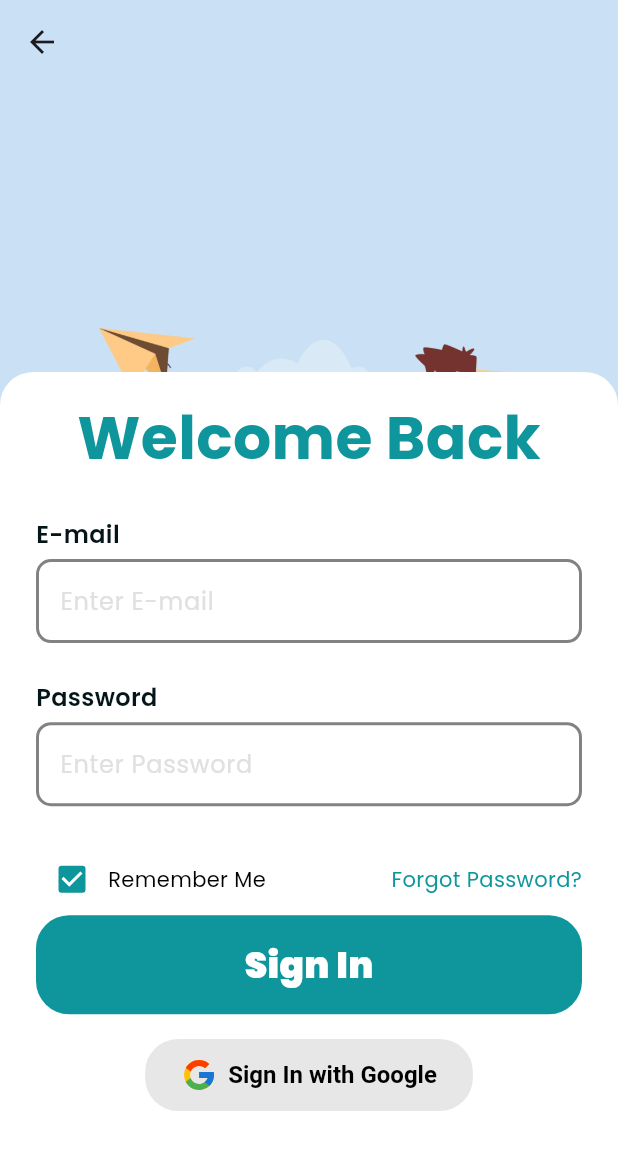
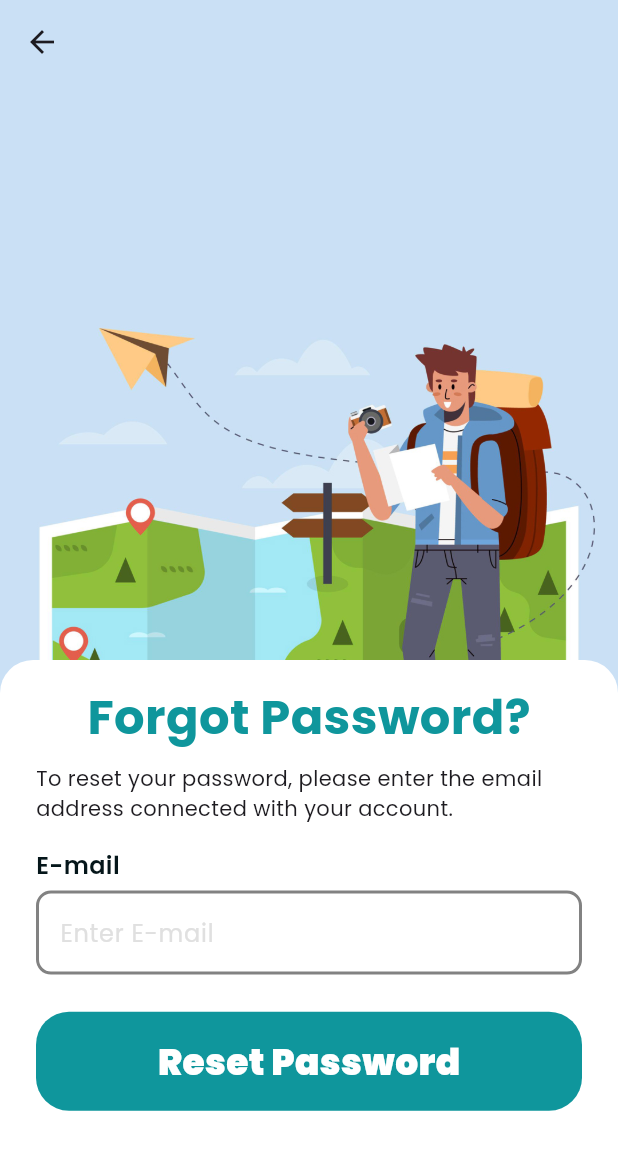
Before and after one commit to CeylonTrail/frontend-mobile, a Flutter app: the screen it shows after launch, after a tap on "Sign In", on a phone screen of 412 x 824 dp. Shown: the top 1150 px of the screen. Run offline on Flutter 3.47's test engine with Material 3 defaults, Android fonts, the phone set to English and light mode, and no system bars; our stand-ins replace flutter_svg, get, google_fonts.

Commit message:
sign in screen finished

```diff
--- a/lib/main.dart
+++ b/lib/main.dart
@@ -1,6 +1,11 @@
+import 'package:ceylontrailapp/screen/forgot_password_screen.dart';
+import 'package:ceylontrailapp/screen/otp_verification_screen.dart';
 import 'package:ceylontrailapp/screen/welcome_screen.dart';
 import 'package:flutter/material.dart';
 import 'package:google_fonts/google_fonts.dart';
+import 'package:get/get.dart';
+import 'package:ceylontrailapp/screen/sign_in_screen.dart';
+import 'package:ceylontrailapp/screen/sign_up_screen.dart';
 
 void main() {
   runApp(const MyApp());
@@ -12,9 +17,17 @@ class MyApp extends StatelessWidget {
   // This widget is the root of your application.
   @override
   Widget build(BuildContext context) {
-    return MaterialApp(
+    return GetMaterialApp(
         debugShowCheckedModeBanner: false,
         title: 'CeylonTrail',
+        initialRoute: '/',
+        getPages: [
+          GetPage(name: '/', page: () => const WelcomeScreen()),
+          GetPage(name: '/sign_in', page: () => const SignInScreen()),
+          GetPage(name: '/sign_up', page: () => const SignUpScreen()),
+          GetPage(name: '/forgot_password', page: () => const ForgotPasswordScreen()),
+          GetPage(name: '/otp_verification', page: () => const OtpVerificationScreen())
+        ],
 
         theme: ThemeData(
           // This is the theme of your application.
--- /dev/null
+++ b/lib/screen/forgot_password_screen.dart
@@ -0,0 +1,116 @@
+import 'package:ceylontrailapp/widgets/reset_password_button.dart';
+import 'package:flutter/material.dart';
+import 'package:google_fonts/google_fonts.dart';
+import '../theme/app_theme.dart';
+import '../widgets/custom_scaffold_loading.dart';
+import '../widgets/sign_in_button.dart';
+
+class ForgotPasswordScreen extends StatefulWidget {
+  const ForgotPasswordScreen({super.key});
+
+  @override
+  State<ForgotPasswordScreen> createState() => _ForgotPasswordScreenState();
+}
+
+class _ForgotPasswordScreenState extends State<ForgotPasswordScreen> {
+  final _formForgotPasswordKey = GlobalKey<FormState>();
+
+  @override
+  Widget build(BuildContext context) {
+    final size = MediaQuery.of(context).size;
+    return CustomScaffoldLoading(
+        loadingScreen: Column(
+      children: [
+        Expanded(
+          flex: 1,
+          child: SizedBox(height: size.height * 0.01),
+        ),
+        Expanded(
+            flex: 1,
+            child: Container(
+              width: double.infinity,
+              decoration: BoxDecoration(
+                color: AppTheme.colors.white,
+                borderRadius: const BorderRadius.only(
+                    topLeft: Radius.circular(22),
+                    topRight: Radius.circular(22)),
+              ),
+              child: SingleChildScrollView(
+                child: Form(
+                    key: _formForgotPasswordKey,
+                    child: Column(
+                      crossAxisAlignment: CrossAxisAlignment.center,
+                      children: [
+                        Padding(
+                          padding: const EdgeInsets.symmetric(horizontal: 24.0),
+                          child: Column(
+                            crossAxisAlignment: CrossAxisAlignment.center,
+                            children: [
+                              const SizedBox(height: 15),
+                              Text(
+                                "Forgot Password?",
+                                style: GoogleFonts.poppins(
+                                  textStyle: TextStyle(
+                                    fontWeight: FontWeight.w700,
+                                    color: AppTheme.colors.primary,
+                                    fontSize: 32,
+                                  ),
+                                ),
+                              ),
+                              SizedBox(height: size.height * 0.01),
+                              const Text(
+                                "To reset your password, please enter the email address connected with your account.",
+                                textAlign: TextAlign.start,
+                              ),
+                              SizedBox(height: size.height * 0.02),
+                              Align(
+                                alignment: Alignment.centerLeft,
+                                child: Text(
+                                  textAlign: TextAlign.start,
+                                  'E-mail',
+                                  style: TextStyle(
+                                      fontSize: 16,
+                                      fontWeight: FontWeight.w600,
+                                      color: AppTheme.colors.primary_dark_3),
+                                ),
+                              ),
+                              const SizedBox(height: 5),
+                              TextFormField(
+                                decoration: InputDecoration(
+                                  hintText: 'Enter E-mail',
+                                  hintStyle: TextStyle(
+                                      color: AppTheme.colors.secondary_light_2),
+                                  enabledBorder: OutlineInputBorder(
+                                    borderRadius: BorderRadius.circular(10.0),
+                                    borderSide: BorderSide(
+                                        color:
+                                            AppTheme.colors.secondary_light_3,
+                                        width: 2),
+                                  ),
+                                  focusedBorder: OutlineInputBorder(
+                                    borderRadius: BorderRadius.circular(10.0),
+                                    borderSide: BorderSide(
+                                        color: AppTheme.colors.primary_dark_3,
+                                        width: 2),
+                                  ),
+                                  border: OutlineInputBorder(
+                                    borderRadius: BorderRadius.circular(10.0),
+                                    borderSide: BorderSide(
+                                        color: AppTheme.colors.primary_dark_3,
+                                        width: 2),
+                                  ),
+                                ),
+                              ),
+                              SizedBox(height: size.height * 0.03),
+                              const ResetPasswordButton(),
+                            ],
+                          ),
+                        )
+                      ],
+                    )),
+              ),
+            ))
+      ],
+    ));
+  }
+}
--- a/lib/screen/sign_in_screen.dart
+++ b/lib/screen/sign_in_screen.dart
@@ -23,11 +23,11 @@ class _SignInScreenState extends State<SignInScreen> {
         loadingScreen: Column(
       children: [
         Expanded(
-          flex: 1,
+          flex: 2,
           child: SizedBox(height: size.height * 0.01),
         ),
         Expanded(
-            flex: 3,
+            flex: 5,
             child: Container(
               width: double.infinity,
               decoration: BoxDecoration(
@@ -79,7 +79,8 @@ class _SignInScreenState extends State<SignInScreen> {
                                   enabledBorder: OutlineInputBorder(
                                     borderRadius: BorderRadius.circular(10.0),
                                     borderSide: BorderSide(
-                                        color: AppTheme.colors.secondary_light_3,
+                                        color:
+                                            AppTheme.colors.secondary_light_3,
                                         width: 2),
                                   ),
                                   focusedBorder: OutlineInputBorder(
@@ -117,7 +118,8 @@ class _SignInScreenState extends State<SignInScreen> {
                                   enabledBorder: OutlineInputBorder(
                                     borderRadius: BorderRadius.circular(10.0),
                                     borderSide: BorderSide(
-                                        color: AppTheme.colors.secondary_light_3,
+                                        color:
+                                            AppTheme.colors.secondary_light_3,
                                         width: 2),
                                   ),
                                   focusedBorder: OutlineInputBorder(
@@ -134,9 +136,10 @@ class _SignInScreenState extends State<SignInScreen> {
                                   ),
                                 ),
                               ),
-                              SizedBox(height: size.height * 0.03),
+                              SizedBox(height: size.height * 0.01),
                               Row(
-                                mainAxisAlignment: MainAxisAlignment.spaceBetween,
+                                mainAxisAlignment:
+                                    MainAxisAlignment.spaceBetween,
                                 children: [
                                   Row(
                                     mainAxisAlignment: MainAxisAlignment.start,
--- a/lib/screen/welcome_screen.dart
+++ b/lib/screen/welcome_screen.dart
@@ -1,20 +1,16 @@
-import 'package:ceylontrailapp/screen/sign_in_screen.dart';
-import 'package:ceylontrailapp/screen/user_role_screen.dart';
 import 'package:ceylontrailapp/widgets/custom_scaffold_loading.dart';
 import 'package:ceylontrailapp/widgets/sign_up_button.dart';
 import 'package:ceylontrailapp/widgets/sign_in_button.dart';
 import 'package:flutter/material.dart';
 import 'package:google_fonts/google_fonts.dart';
+import 'package:get/get.dart';
 
 class WelcomeScreen extends StatelessWidget {
   const WelcomeScreen({super.key});
 
   @override
   Widget build(BuildContext context) {
-    double screenWidth = MediaQuery.of(context).size.width;
-    double screenHeight = MediaQuery.of(context).size.height;
     Size size = MediaQuery.of(context).size;
-
     return CustomScaffoldLoading(
       loadingScreen: Column(
         mainAxisAlignment: MainAxisAlignment.spaceBetween,
@@ -44,20 +40,20 @@ class WelcomeScreen extends StatelessWidget {
           Container(
             height: 200,
             alignment: Alignment.center,
-            child: const Column(
+            child:  Column(
               mainAxisSize: MainAxisSize.min,
               children: [
                 Row(
                   mainAxisAlignment: MainAxisAlignment.center,
                   children: [SignIn(
-                    onTap: SignInScreen(),
+                   onTap: ()=> Get.toNamed('/forgot_password'),
                   )],
                 ),
-                SizedBox(height: 20),
+                const SizedBox(height: 20),
                 Row(
                   mainAxisAlignment: MainAxisAlignment.center,
                   children: [SignUp(
-                    onTap: UserRoleScreen(),
+                    onTap: ()=> Get.toNamed('/otp_verification'),
                   )],
                 ),
               ],
--- /dev/null
+++ b/lib/widgets/reset_password_button.dart
@@ -0,0 +1,35 @@
+import 'package:ceylontrailapp/theme/app_theme.dart';
+import 'package:flutter/material.dart';
+import 'package:flutter/widgets.dart';
+
+class ResetPasswordButton extends StatelessWidget {
+  const ResetPasswordButton({super.key, this.onTap});
+  final VoidCallback? onTap;
+
+  @override
+  Widget build(BuildContext context) {
+    double screenWidth = MediaQuery.of(context).size.width;
+    return GestureDetector(
+      onTap: onTap,
+      child: Center(
+        child: Container(
+          height: 66,
+          width: screenWidth - 40,
+          decoration: BoxDecoration(
+            color: AppTheme.colors.primary,
+            borderRadius: BorderRadius.circular(22),
+          ),
+          child: Center(
+            child: Text(
+              "Reset Password",
+              style: TextStyle(
+                  fontSize: 24,
+                  fontWeight: FontWeight.w900,
+                  color: AppTheme.colors.white),
+            ),
+          ),
+        ),
+      ),
+    );
+  }
+}
--- a/lib/widgets/sign_in_button.dart
+++ b/lib/widgets/sign_in_button.dart
@@ -4,20 +4,13 @@ import 'package:flutter/widgets.dart';
 
 class SignIn extends StatelessWidget {
   const SignIn({super.key, this.onTap});
-  final Widget? onTap;
+  final VoidCallback? onTap;
 
   @override
   Widget build(BuildContext context) {
     double screenWidth = MediaQuery.of(context).size.width;
     return GestureDetector(
-      onTap: () {
-        Navigator.push(
-          context,
-          MaterialPageRoute(
-            builder: (e) => onTap!,
-          ),
-        );
-      },
+      onTap: onTap,
       child: Center(
         child: Container(
           height: 66,
--- a/pubspec.yaml
+++ b/pubspec.yaml
@@ -32,12 +32,15 @@ dependencies:
     sdk: flutter
 
 
+
   # The following adds the Cupertino Icons font to your application.
   # Use with the CupertinoIcons class for iOS style icons.
   cupertino_icons: ^1.0.6
   icons_plus: ^5.0.0
   google_fonts: ^6.2.1
   font_awesome_flutter: ^10.7.0
+  get: ^4.6.6
+  flutter_svg: ^2.0.10+1
 
 dev_dependencies:
   flutter_test:
@@ -48,7 +51,7 @@ dev_dependencies:
   # activated in the `analysis_options.yaml` file located at the root of your
   # package. See that file for information about deactivating specific lint
   # rules and activating additional ones.
-  flutter_lints: ^3.0.0
+  flutter_lints: ^4.0.0
 
 # For information on the generic Dart part of this file, see the
 # following page: https://dart.dev/tools/pub/pubspec
```
Also changed, not shown: lib/screen/otp_verification_screen.dart (added, +116 -0 lines), lib/screen/sign_up_screen.dart (added, +332 -0 lines), lib/widgets/sign_up_button.dart (+2 -10 lines), lib/widgets/user_sign_up_button.dart (added, +34 -0 lines), pubspec.lock, 1 other file.
